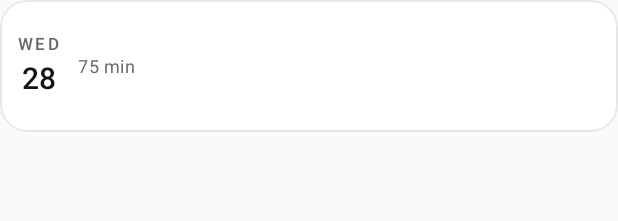
After one commit to Pausedot/FocusLoop, an Android app: the layout item_week_day_wide.xml on its own in the app's theme, with its tools: preview values and no code run, on a phone screen of 412 x 824 dp. The commit adds this screen. Shown: the top 221 px of the screen. Run offline under Robolectric (Android 15) with nearby library versions, the phone set to English and light mode, and no system bars.

Commit message:
fix(plan,focus): responsive week layout and cycle dots

```diff
--- a/app/src/main/java/itech3106/focusloop/focus/PomodoroActivity.java
+++ b/app/src/main/java/itech3106/focusloop/focus/PomodoroActivity.java
@@ -12,6 +12,7 @@ import android.os.CountDownTimer;
 import android.view.GestureDetector;
 import android.view.MenuItem;
 import android.view.MotionEvent;
+import android.view.ViewGroup;
 import android.widget.TextView;
 
 import androidx.activity.OnBackPressedCallback;
@@ -312,6 +313,11 @@ public class PomodoroActivity extends ModuleActivity {
         int round = stats.completedToday() % 4 + 1;
         ((TextView) findViewById(R.id.sessionLabel))
                 .setText(getString(R.string.focus_session_format, round));
+        ViewGroup dots = findViewById(R.id.cycleDots);
+        for (int i = 0; i < dots.getChildCount(); i++) {
+            dots.getChildAt(i).setBackgroundResource(
+                    i < round ? R.drawable.bg_dot_accent : R.drawable.bg_dot_muted);
+        }
         ((TextView) findViewById(R.id.timerCaption))
                 .setText(getString(R.string.focus_caption_format, Prefs.focusMinutes(this)));
         ((TextView) findViewById(R.id.focusTodayValue))
--- /dev/null
+++ b/app/src/main/res/layout/item_week_day_wide.xml
@@ -0,0 +1,79 @@
+<?xml version="1.0" encoding="utf-8"?>
+<com.google.android.material.card.MaterialCardView xmlns:android="http://schemas.android.com/apk/res/android"
+    xmlns:app="http://schemas.android.com/apk/res-auto"
+    xmlns:tools="http://schemas.android.com/tools"
+    style="@style/Widget.FocusLoop.Card"
+    android:layout_width="match_parent"
+    android:layout_height="88dp"
+    android:layout_marginBottom="@dimen/space_xs"
+    android:clickable="true"
+    android:focusable="true">
+
+    <LinearLayout
+        android:layout_width="match_parent"
+        android:layout_height="match_parent"
+        android:gravity="center_vertical"
+        android:orientation="horizontal"
+        android:paddingStart="@dimen/space_md"
+        android:paddingTop="@dimen/space_sm"
+        android:paddingEnd="@dimen/space_md"
+        android:paddingBottom="@dimen/space_sm">
+
+        <LinearLayout
+            android:layout_width="wrap_content"
+            android:layout_height="wrap_content"
+            android:gravity="center_vertical"
+            android:orientation="vertical">
+
+            <TextView
+                android:id="@+id/dayLabel"
+                style="@style/Text.Label"
+                android:layout_width="wrap_content"
+                android:layout_height="wrap_content"
+                tools:text="WED" />
+
+            <TextView
+                android:id="@+id/dateNumber"
+                android:layout_width="28dp"
+                android:layout_height="28dp"
+                android:layout_marginTop="1dp"
+                android:fontFamily="sans-serif-medium"
+                android:gravity="center"
+                android:textColor="?attr/colorOnSurface"
+                android:textSize="20sp"
+                tools:text="28" />
+        </LinearLayout>
+
+        <LinearLayout
+            android:layout_width="0dp"
+            android:layout_height="wrap_content"
+            android:layout_marginStart="@dimen/space_md"
+            android:layout_weight="1"
+            android:gravity="center_vertical"
+            android:orientation="vertical">
+
+            <TextView
+                android:id="@+id/minutes"
+                style="@style/Text.Caption"
+                android:layout_width="wrap_content"
+                android:layout_height="wrap_content"
+                tools:text="75 min" />
+
+            <LinearLayout
+                android:id="@+id/taskContainer"
+                android:layout_width="match_parent"
+                android:layout_height="wrap_content"
+                android:orientation="vertical" />
+        </LinearLayout>
+
+        <ImageView
+            android:id="@+id/doneCheck"
+            android:layout_width="@dimen/icon_md"
+            android:layout_height="@dimen/icon_md"
+            android:layout_marginStart="@dimen/space_sm"
+            android:contentDescription="@null"
+            android:src="@drawable/ic_check"
+            android:visibility="gone"
+            app:tint="@color/accent" />
+    </LinearLayout>
+</com.google.android.material.card.MaterialCardView>
```
Also changed, not shown: app/src/main/java/itech3106/focusloop/adapter/WeekAdapter.java (+10 -6 lines), app/src/main/java/itech3106/focusloop/planning/TimeBlocksActivity.java (+10 -5 lines).
